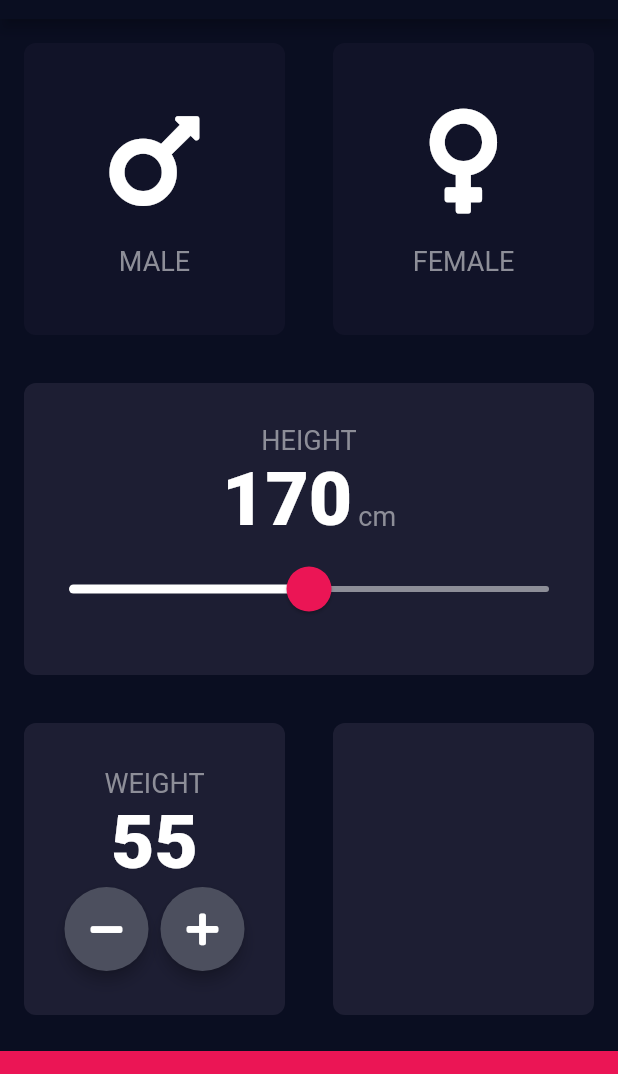
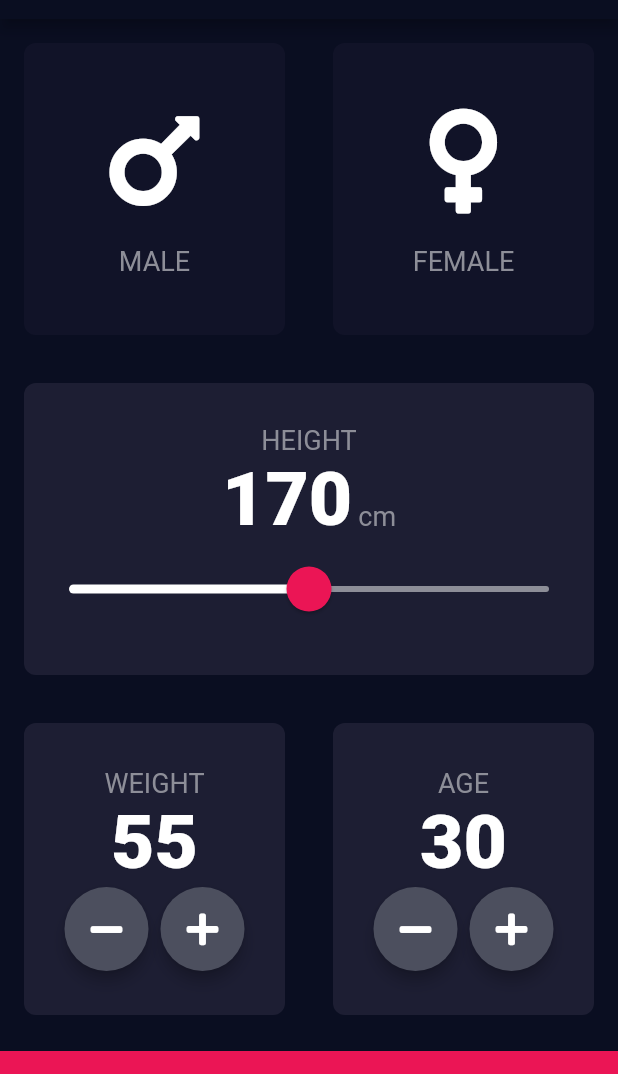
Before and after one commit to abd99/flutter-bmi-calculator, a Flutter app: the screen it shows after launch, on a phone screen of 412 x 824 dp, the part 65-1139 px from its top. Run offline on Flutter 3.47's test engine with Material 2 defaults, Android fonts, the phone set to English and light mode, and no system bars; our stand-ins replace font_awesome_flutter.

Commit message:
Design and Implement Age Card

```diff
--- a/lib/input_page.dart
+++ b/lib/input_page.dart
@@ -170,6 +170,43 @@ class _InputPageState extends State<InputPage> {
                 Expanded(
                   child: ReusableCard(
                     customColor: kActiveCardColor,
+                    cardChild: Column(
+                      mainAxisAlignment: MainAxisAlignment.center,
+                      children: <Widget>[
+                        Text(
+                          'AGE',
+                          style: kLabelTextStyle,
+                        ),
+                        Text(
+                          age.toString(),
+                          style: kNumberTextStyle,
+                        ),
+                        Row(
+                          mainAxisAlignment: MainAxisAlignment.center,
+                          children: <Widget>[
+                            RoundIconButton(
+                              icon: FontAwesomeIcons.minus,
+                              onPressed: () {
+                                setState(() {
+                                  age--;
+                                });
+                              },
+                            ),
+                            SizedBox(
+                              width: 8.0,
+                            ),
+                            RoundIconButton(
+                              icon: FontAwesomeIcons.plus,
+                              onPressed: () {
+                                setState(() {
+                                  age++;
+                                });
+                              },
+                            )
+                          ],
+                        )
+                      ],
+                    ),
                   ),
                 )
               ],
```
